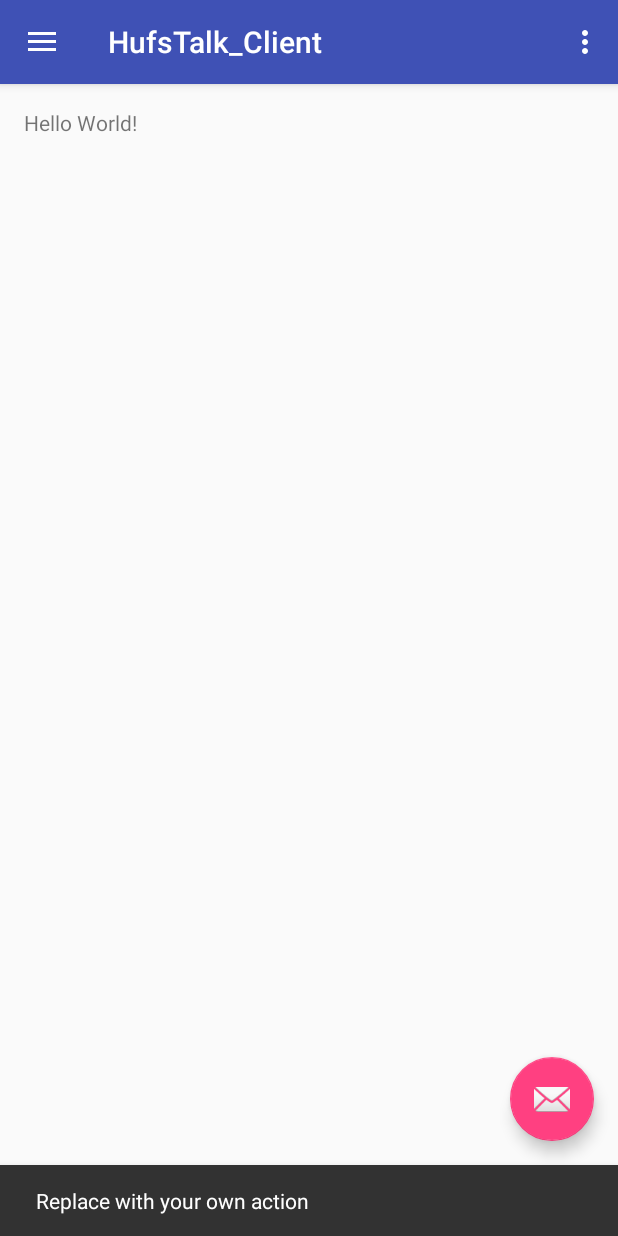
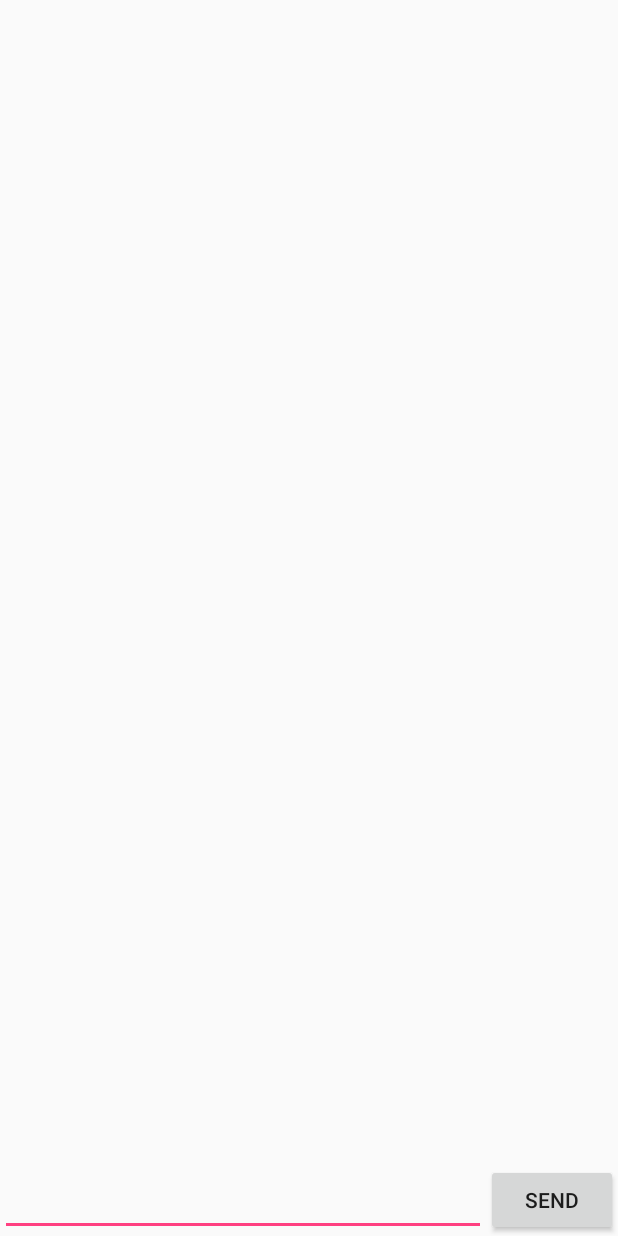
Before and after one commit to TooShy/HufsTalk_Client, an Android app: the screen it shows after launch (ChatActivity before the commit, ChatBubbleActivity after it), after a tap on an icon or button, on a phone screen of 412 x 824 dp. Run offline under Robolectric (Android 15) with nearby library versions, the phone set to English and light mode, and no system bars.

Commit message:
연결이 안됨

```diff
--- a/app/src/main/java/tooshy/hufstalk/ChatActivity.java
+++ b/app/src/main/java/tooshy/hufstalk/ChatActivity.java
@@ -1,5 +1,6 @@
 package tooshy.hufstalk;
 
+import android.content.Intent;
 import android.os.Bundle;
 import android.support.design.widget.FloatingActionButton;
 import android.support.design.widget.Snackbar;
@@ -19,16 +20,19 @@ public class ChatActivity extends AppCompatActivity implements NavigationView.On
     protected void onCreate(Bundle savedInstanceState) {
         super.onCreate(savedInstanceState);
         setContentView(R.layout.activity_chat);
+        Intent i = new Intent(ChatActivity.this, SplashActivity.class);
+        startActivity(i);
 
         Toolbar toolbar = (Toolbar) findViewById(R.id.toolbar);
         setSupportActionBar(toolbar);
 
         FloatingActionButton fab = (FloatingActionButton) findViewById(R.id.fab);
-        fab.setOnClickListener(new View.OnClickListener() {
-            @Override
+            fab.setOnClickListener(new View.OnClickListener() {
+                @Override
             public void onClick(View view) {
-                Snackbar.make(view, "Replace with your own action", Snackbar.LENGTH_LONG)
-                        .setAction("Action", null).show();
+                    System.out.println("pop");
+                    Intent intent = new Intent(ChatActivity.this,ChatBubbleActivity.class);
+                    startActivity(intent);
             }
         });
 
--- /dev/null
+++ b/app/src/main/java/tooshy/hufstalk/ChatArrayAdapter.java
@@ -0,0 +1,63 @@
+package tooshy.hufstalk;
+
+import android.content.Context;
+import android.graphics.Bitmap;
+import android.graphics.BitmapFactory;
+import android.view.Gravity;
+import android.view.LayoutInflater;
+import android.view.View;
+import android.view.ViewGroup;
+import android.widget.ArrayAdapter;
+import android.widget.LinearLayout;
+import android.widget.TextView;
+
+import java.util.ArrayList;
+import java.util.List;
+
+/**
+ * Created by USER on 2016-03-22.
+ */
+public class ChatArrayAdapter extends ArrayAdapter {
+
+    private TextView chatText;
+    private List chatMessageList = new ArrayList();
+    private LinearLayout singleMessageContainer;
+
+
+    public void add(ChatMessage object) {
+        chatMessageList.add(object);
+        super.add(object);
+    }
+
+    public ChatArrayAdapter(Context context, int textViewResourceId) {
+        super(context, textViewResourceId);
+    }
+
+    public int getCount() {
+        return this.chatMessageList.size();
+    }
+
+    public ChatMessage getItem(int index) {
+        return (ChatMessage) this.chatMessageList.get(index);
+    }
+
+    public View getView(int position, View convertView, ViewGroup parent) {
+        View row = convertView;
+        if (row == null) {
+            LayoutInflater inflater = (LayoutInflater) this.getContext().getSystemService(Context.LAYOUT_INFLATER_SERVICE);
+            row = inflater.inflate(R.layout.activity_chat_singlemessage, parent, false);
+        }
+        singleMessageContainer = (LinearLayout) row.findViewById(R.id.singleMessageContainer);
+        ChatMessage chatMessageObj = getItem(position);
+        chatText = (TextView) row.findViewById(R.id.singleMessage);
+        chatText.setText(chatMessageObj.message);
+        chatText.setBackgroundResource(chatMessageObj.left ? R.drawable.bubble_a : R.drawable.bubble_b);
+        singleMessageContainer.setGravity(chatMessageObj.left ? Gravity.LEFT : Gravity.RIGHT);
+        return row;
+    }
+
+    public Bitmap decodeToBitmap(byte[] decodedByte) {
+        return BitmapFactory.decodeByteArray(decodedByte, 0, decodedByte.length);
+    }
+
+}
--- /dev/null
+++ b/app/src/main/java/tooshy/hufstalk/ChatBubbleActivity.java
@@ -0,0 +1,78 @@
+package tooshy.hufstalk;
+
+import android.app.Activity;
+import android.content.Intent;
+import android.database.DataSetObserver;
+import android.os.Bundle;
+import android.view.KeyEvent;
+import android.view.View;
+import android.view.View.OnKeyListener;
+import android.widget.AbsListView;
+import android.widget.Button;
+import android.widget.EditText;
+import android.widget.ListView;
+
+public class ChatBubbleActivity extends Activity {
+    private static final String TAG = "ChatActivity";
+
+    private ChatArrayAdapter chatArrayAdapter;
+    private ListView listView;
+    private EditText chatText;
+    private Button buttonSend;
+
+    Intent intent;
+
+    private boolean side = false;
+    @Override
+    public void onCreate(Bundle savedInstanceState) {
+        System.out.println("Start Chat Actitvity");
+        super.onCreate(savedInstanceState);
+
+        Intent i = getIntent();
+        setContentView(R.layout.activity_chating);
+
+
+        buttonSend = (Button) findViewById(R.id.buttonSend);
+
+        listView = (ListView) findViewById(R.id.listView1);
+
+        chatArrayAdapter = new ChatArrayAdapter(getApplicationContext(), R.layout.activity_chat_singlemessage);
+        listView.setAdapter(chatArrayAdapter);
+
+        chatText = (EditText) findViewById(R.id.chatText);
+        chatText.setOnKeyListener(new OnKeyListener() {
+            public boolean onKey(View v, int keyCode, KeyEvent event) {
+                if ((event.getAction() == KeyEvent.ACTION_DOWN) && (keyCode == KeyEvent.KEYCODE_ENTER)) {
+                    return sendChatMessage();
+                }
+                return false;
+            }
+        });
+        buttonSend.setOnClickListener(new View.OnClickListener() {
+            @Override
+            public void onClick(View arg0) {
+                sendChatMessage();
+            }
+        });
+
+        listView.setTranscriptMode(AbsListView.TRANSCRIPT_MODE_ALWAYS_SCROLL);
+        listView.setAdapter(chatArrayAdapter);
+
+        //to scroll the list view to bottom on data change
+        chatArrayAdapter.registerDataSetObserver(new DataSetObserver() {
+            @Override
+            public void onChanged() {
+                super.onChanged();
+                listView.setSelection(chatArrayAdapter.getCount() - 1);
+            }
+        });
+    }
+
+    private boolean sendChatMessage(){
+        chatArrayAdapter.add(new ChatMessage(side, chatText.getText().toString()));
+        chatText.setText("");
+        side = !side;
+        return true;
+    }
+
+}
--- /dev/null
+++ b/app/src/main/java/tooshy/hufstalk/SplashActivity.java
@@ -0,0 +1,27 @@
+package tooshy.hufstalk;
+
+import android.app.Activity;
+import android.content.Intent;
+import android.os.Bundle;
+import android.os.Handler;
+import android.os.Message;
+
+/**
+ * Created by USER on 2016-03-29.
+ */
+public class SplashActivity extends Activity {
+    @Override
+    protected void onCreate(Bundle savedInstanceState) {
+        super.onCreate(savedInstanceState);
+        setContentView(R.layout.slashlayout);
+
+        Handler hd = new Handler();
+        hd.postDelayed(new Runnable() {
+            @Override
+            public void run() {
+                finish();
+            }
+        },2000);
+    }
+
+}
--- /dev/null
+++ b/app/src/main/res/layout/activity_chating.xml
@@ -0,0 +1,43 @@
+<?xml version="1.0" encoding="utf-8"?>
+<RelativeLayout xmlns:android="http://schemas.android.com/apk/res/android"
+    android:layout_width="fill_parent"
+    android:layout_height="fill_parent"
+    android:orientation="vertical" >
+
+    <ListView
+        android:id="@+id/listView1"
+        android:layout_width="match_parent"
+        android:layout_height="wrap_content"
+        android:layout_marginBottom="80dp">
+    </ListView>
+
+    <RelativeLayout
+        android:id="@+id/form"
+        android:layout_width="fill_parent"
+        android:layout_height="wrap_content"
+        android:layout_alignParentBottom="true"
+        android:layout_alignParentLeft="true"
+        android:orientation="vertical" >
+
+        <EditText
+            android:layout_width="wrap_content"
+            android:layout_height="wrap_content"
+            android:inputType="textMultiLine"
+            android:ems="10"
+            android:id="@+id/chatText"
+            android:layout_alignParentBottom="true"
+            android:layout_alignParentLeft="true"
+            android:layout_alignParentStart="true"
+            android:layout_toLeftOf="@+id/buttonSend" />
+
+        <Button
+            android:layout_width="wrap_content"
+            android:layout_height="wrap_content"
+            android:text="Send"
+            android:id="@+id/buttonSend"
+            android:layout_alignBottom="@+id/chatText"
+            android:layout_alignParentRight="true"
+            android:layout_alignParentEnd="true" />
+    </RelativeLayout>
+
+</RelativeLayout>
```
Also changed, not shown: app/src/main/AndroidManifest.xml (+9 -0 lines), app/src/main/java/tooshy/hufstalk/ChatMessage.java (added, +15 -0 lines), app/src/main/res/layout/activity_chat_singlemessage.xml (added, +23 -0 lines), app/src/main/res/layout/slashlayout.xml (added, +15 -0 lines), app/src/main/res/drawable-v21/bubble_a.png (added), app/src/main/res/drawable-v21/bubble_b.png (added), app/src/main/res/drawable-v21/splash.png (added).
